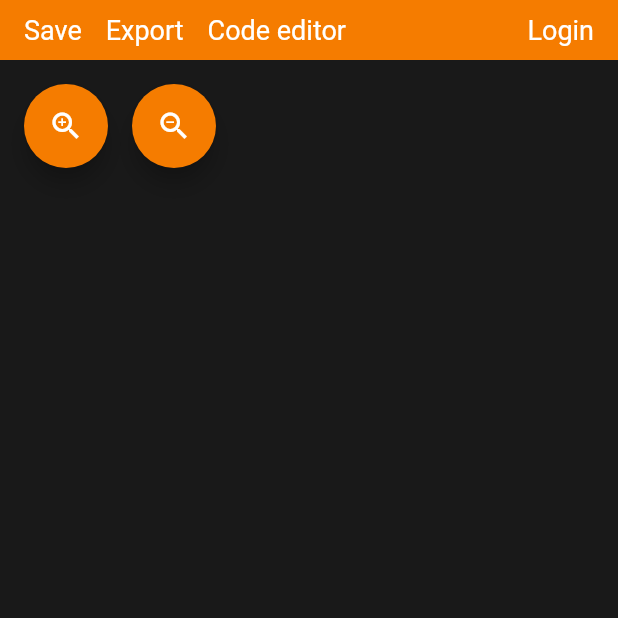
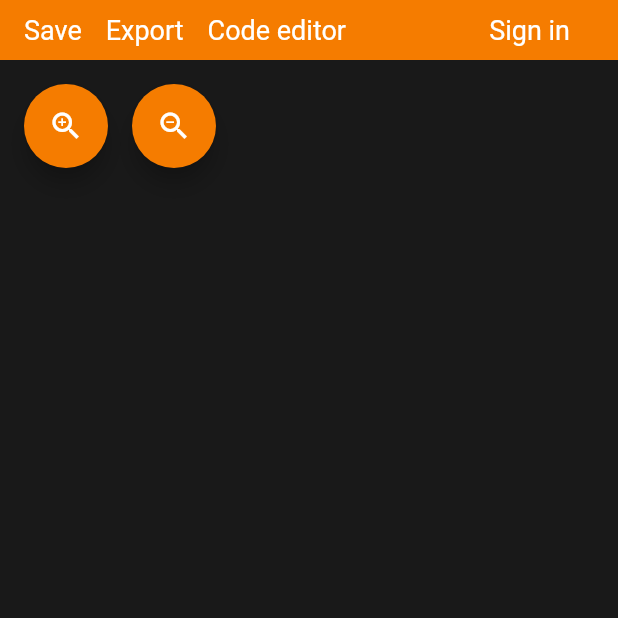
Before and after one commit to noctisbeta/database_diagrams_dartstack, a Flutter app: the screen it shows after launch, on a phone screen of 412 x 824 dp, the top half of it. Run offline on Flutter 3.47's test engine with Material 2 defaults, Android fonts, the phone set to English and light mode, and no system bars; our stand-ins replace firebase_auth, firebase_core, flutter_hooks, hooks_riverpod, sign_in_button; missing offline and left inert: perfect_freehand; accounts and stored records are empty; statements that could not run were skipped.

```diff
--- a/lib/authentication/google_controller.dart
+++ b/lib/authentication/google_controller_web.dart
@@ -1,3 +1,5 @@
+import 'dart:developer';
+
 import 'package:firebase_auth/firebase_auth.dart';
 import 'package:hooks_riverpod/hooks_riverpod.dart';
 
@@ -20,6 +22,8 @@ class GoogleControllerWeb {
       final UserCredential userCredential = await auth.signInWithPopup(authProvider);
 
       user = userCredential.user;
-    } catch (e) {}
+    } catch (e) {
+      log('Error $e');
+    }
   }
 }
--- a/lib/authentication/login_button.dart
+++ /dev/null
@@ -1,21 +0,0 @@
-import 'package:flutter/material.dart';
-
-/// Login button.
-class LoginButton extends StatelessWidget {
-  /// Default constructor.
-  const LoginButton({super.key});
-
-  @override
-  Widget build(BuildContext context) {
-    return GestureDetector(
-      onTap: () async {},
-      child: const Text(
-        'Login',
-        style: TextStyle(
-          color: Colors.white,
-          fontSize: 18,
-        ),
-      ),
-    );
-  }
-}
--- /dev/null
+++ b/lib/authentication/sign_in_button.dart
@@ -0,0 +1,48 @@
+import 'package:database_diagrams/authentication/sign_in_dialog.dart';
+import 'package:flutter/material.dart';
+import 'package:flutter_hooks/flutter_hooks.dart';
+
+/// Login button.
+class SignInButton extends HookWidget {
+  /// Default constructor.
+  const SignInButton({super.key});
+
+  @override
+  Widget build(BuildContext context) {
+    final isHovering = useState(false);
+
+    return GestureDetector(
+      onTap: () {
+        showDialog(
+          context: context,
+          builder: (context) => const Center(child: SignInDialog()),
+        );
+      },
+      child: MouseRegion(
+        onEnter: (event) {
+          isHovering.value = true;
+        },
+        onExit: (event) {
+          isHovering.value = false;
+        },
+        child: Container(
+          padding: const EdgeInsets.symmetric(
+            horizontal: 16,
+            vertical: 8,
+          ),
+          decoration: BoxDecoration(
+            color: isHovering.value ? Colors.orange.shade900 : Colors.orange.shade700,
+            borderRadius: BorderRadius.circular(8),
+          ),
+          child: const Text(
+            'Sign in',
+            style: TextStyle(
+              color: Colors.white,
+              fontSize: 18,
+            ),
+          ),
+        ),
+      ),
+    );
+  }
+}
--- a/lib/main.dart
+++ b/lib/main.dart
@@ -1,5 +1,6 @@
 import 'package:database_diagrams/firebase_options.dart';
 import 'package:database_diagrams/main/main_view.dart';
+import 'package:firebase_auth/firebase_auth.dart';
 import 'package:firebase_core/firebase_core.dart';
 import 'package:flutter/material.dart';
 import 'package:hooks_riverpod/hooks_riverpod.dart';
@@ -12,6 +13,8 @@ Future<void> main() async {
   await Firebase.initializeApp(
     options: DefaultFirebaseOptions.currentPlatform,
   );
+
+  await FirebaseAuth.instance.setPersistence(Persistence.INDEXED_DB);
 
   runApp(
     const ProviderScope(
--- a/lib/main/editor_view.dart
+++ b/lib/main/editor_view.dart
@@ -1,5 +1,3 @@
-import 'dart:developer';
-
 import 'package:database_diagrams/collections/collection_card.dart';
 import 'package:database_diagrams/collections/controllers/collection_store.dart';
 import 'package:database_diagrams/collections/smartline_painter_container.dart';
@@ -130,7 +128,6 @@ class EditorView extends HookConsumerWidget {
               builder: (context, viewport) {
                 ref.read(CanvasController.provider).viewport = viewport;
 
-                log('rebuild IW');
                 return Container(
                   key: CanvasController.canvasContainerKey,
                   width: CanvasController.width,
--- a/lib/main/toolbar.dart
+++ b/lib/main/toolbar.dart
@@ -1,4 +1,4 @@
-import 'package:database_diagrams/authentication/login_button.dart';
+import 'package:database_diagrams/authentication/sign_in_button.dart';
 import 'package:database_diagrams/collections/compiler.dart';
 import 'package:flutter/material.dart';
 import 'package:hooks_riverpod/hooks_riverpod.dart';
@@ -51,7 +51,7 @@ class Toolbar extends HookConsumerWidget {
             ),
           ),
           const Spacer(),
-          const LoginButton(),
+          const SignInButton(),
           const SizedBox(
             width: 16,
           ),
```
Also changed, not shown: lib/authentication/sign_in_dialog.dart (added, +81 -0 lines), pubspec.yaml (+4 -3 lines), pubspec.lock, 1 other file.
